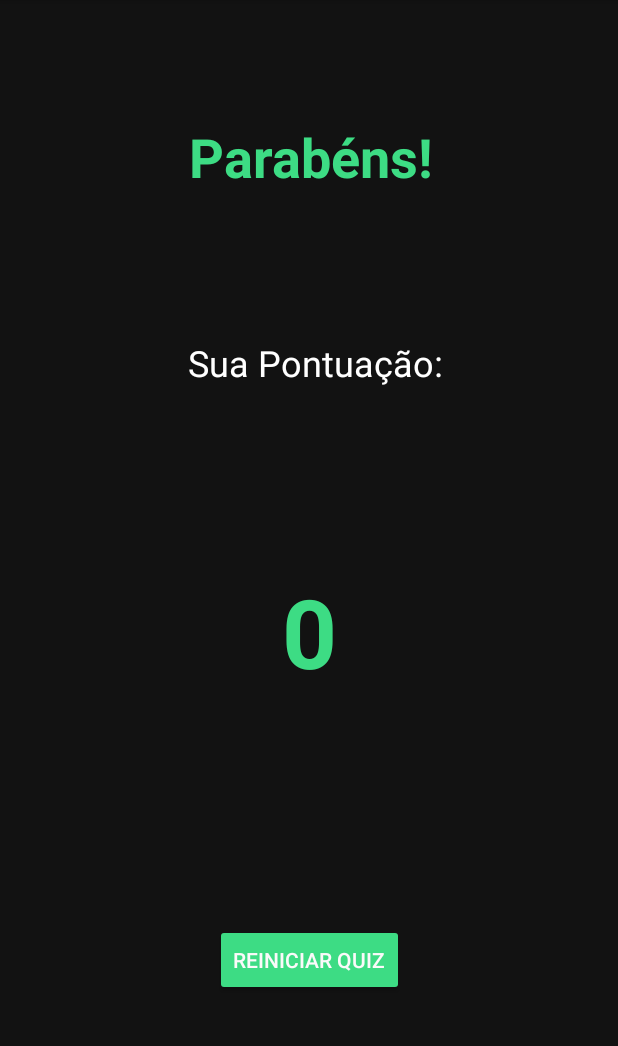
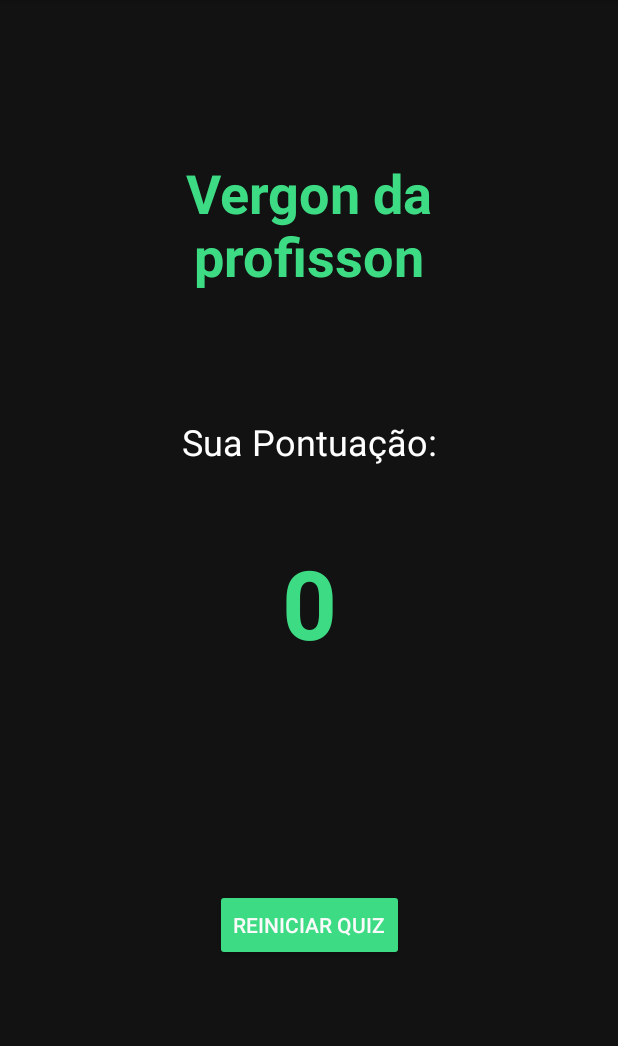
Before and after one commit to SauloOliveira358/Show-do-Android, an Android app: the Resultado screen opened directly, with no data from a screen before it, on a phone screen of 412 x 824 dp, the part 84-1130 px from its top. Run offline under Robolectric (Android 15) with nearby library versions, the phone set to English and light mode, and no system bars.

Commit message:
adicionei umas coisassa

```diff
--- a/app/src/main/java/com/example/showdomilhao/Resultado.java
+++ b/app/src/main/java/com/example/showdomilhao/Resultado.java
@@ -17,7 +17,7 @@ import android.widget.TextView; // Texto na interface
 public class Resultado extends AppCompatActivity {
 
     // Declaração dos componentes da interface
-    private TextView textoPontuacao; // Exibe a pontuação final
+    private TextView textoPontuacao, parabens; // Exibe a pontuação final
     private Button botaoReiniciar;   // Botão para reiniciar o quiz
     private int resultado_Quiz;
     // Método onCreate é chamado quando a Activity é criada
@@ -29,7 +29,7 @@ public class Resultado extends AppCompatActivity {
         // Faz ligação entre os componentes do XML e as variáveis no código
         textoPontuacao = findViewById(R.id.idTextoValorPontuacao);
         botaoReiniciar = findViewById(R.id.idBotaoReiniciar);
-
+        parabens = findViewById(R.id.idTextoParabens);
         // Recupera a pontuação enviada pela Activity Quiz
         SharedPreferences preferences = getSharedPreferences(ARQUIVO_USUARIO, 0);
         int pontuacao = preferences.getInt(PONTUACAO, 0);
@@ -37,7 +37,15 @@ public class Resultado extends AppCompatActivity {
 
         Pontuacao.salvarPontuacao(Resultado.this, nome, pontuacao);
         // Se não receber nada, assume 0 como valor padrão
-
+        if(pontuacao <=4){
+            parabens.setText("Vergon da profisson");
+        }else if (pontuacao >4 && pontuacao <= 6){
+            parabens.setText(parabens.getText() +", Tá na média");
+        }else if (pontuacao > 7 && pontuacao <=9){
+            parabens.setText(parabens.getText() + ", Tá sabendo em");
+        }else if (pontuacao == 10){
+            parabens.setText(parabens.getText() + ", Que isso hackeou o quiz");
+        }
 
 
 
--- a/app/src/main/res/layout/activity_resultado.xml
+++ b/app/src/main/res/layout/activity_resultado.xml
@@ -1,23 +1,26 @@
 <?xml version="1.0" encoding="utf-8"?>
-<android.support.constraint.ConstraintLayout
-    xmlns:android="http://schemas.android.com/apk/res/android"
+<android.support.constraint.ConstraintLayout xmlns:android="http://schemas.android.com/apk/res/android"
     xmlns:app="http://schemas.android.com/apk/res-auto"
+    xmlns:tools="http://schemas.android.com/tools"
     android:layout_width="match_parent"
     android:layout_height="match_parent"
     android:background="#121212">
 
     <TextView
         android:id="@+id/idTextoParabens"
-        android:layout_width="163dp"
-        android:layout_height="53dp"
-        android:layout_marginTop="80dp"
+        android:layout_width="0dp"
+        android:layout_height="0dp"
+        android:layout_marginStart="50dp"
+        android:layout_marginTop="48dp"
+        android:layout_marginEnd="50dp"
+        android:layout_marginBottom="27dp"
+        android:gravity="center"
         android:text="Parabéns!"
         android:textColor="#3DDC84"
         android:textSize="36sp"
         android:textStyle="bold"
         app:layout_constraintBottom_toTopOf="@+id/idTextoPontuacao"
         app:layout_constraintEnd_toEndOf="parent"
-        app:layout_constraintHorizontal_bias="0.508"
         app:layout_constraintStart_toStartOf="parent"
         app:layout_constraintTop_toTopOf="parent" />
 
@@ -25,39 +28,40 @@
         android:id="@+id/idTextoPontuacao"
         android:layout_width="wrap_content"
         android:layout_height="wrap_content"
-        android:layout_marginTop="92dp"
+        android:layout_marginBottom="48dp"
         android:text="Sua Pontuação:"
         android:textColor="#FFFFFF"
         android:textSize="24sp"
+        app:layout_constraintBottom_toTopOf="@+id/idTextoValorPontuacao"
         app:layout_constraintEnd_toEndOf="parent"
-        app:layout_constraintHorizontal_bias="0.518"
         app:layout_constraintStart_toStartOf="parent"
-        app:layout_constraintTop_toBottomOf="@id/idTextoParabens" />
+        app:layout_constraintTop_toBottomOf="@+id/idTextoParabens" />
 
     <TextView
         android:id="@+id/idTextoValorPontuacao"
         android:layout_width="wrap_content"
         android:layout_height="wrap_content"
-        android:layout_marginTop="120dp"
+        android:layout_marginBottom="148dp"
         android:text="0"
         android:textColor="#3DDC84"
         android:textSize="64sp"
         android:textStyle="bold"
+        app:layout_constraintBottom_toTopOf="@+id/idBotaoReiniciar"
         app:layout_constraintEnd_toEndOf="parent"
         app:layout_constraintStart_toStartOf="parent"
-        app:layout_constraintTop_toBottomOf="@id/idTextoPontuacao" />
+        app:layout_constraintTop_toBottomOf="@+id/idTextoPontuacao" />
 
     <Button
         android:id="@+id/idBotaoReiniciar"
         android:layout_width="wrap_content"
         android:layout_height="wrap_content"
-        android:layout_marginTop="48dp"
+        android:layout_marginBottom="127dp"
         android:backgroundTint="#3DDC84"
         android:text="Reiniciar Quiz"
         android:textColor="#FBFAFA"
         app:layout_constraintBottom_toBottomOf="parent"
         app:layout_constraintEnd_toEndOf="parent"
         app:layout_constraintStart_toStartOf="parent"
-        app:layout_constraintTop_toBottomOf="@id/idTextoValorPontuacao" />
+        app:layout_constraintTop_toBottomOf="@+id/idTextoValorPontuacao" />
 
 </android.support.constraint.ConstraintLayout>
```
